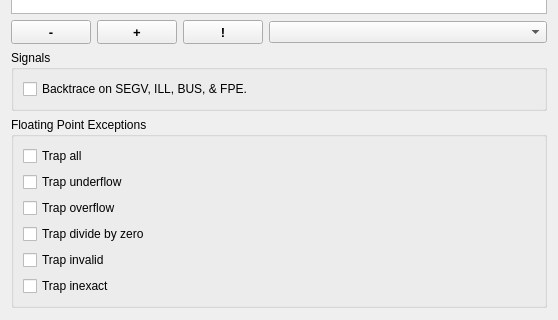
Qt form development/pqSQProcessMonitorForm.ui (burlen/SciberQuestToolKit) before a commit; both pictures show x 0 to 558 and y 203 to 523 of the 558 by 523 pixel window.
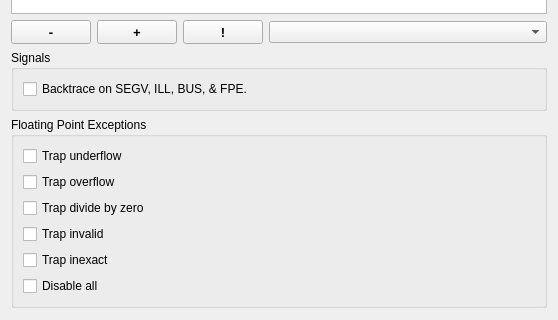
The same form after that commit.

Commit message: ENH: Added disable all fpe to process monitor ui.

Patch:
```diff
--- a/development/pqSQProcessMonitorForm.ui
+++ b/development/pqSQProcessMonitorForm.ui
@@ -248,13 +248,6 @@
       <string>Floating Point Exceptions</string>
      </property>
      <layout class="QVBoxLayout" name="verticalLayout_2">
-      <item>
-       <widget class="QCheckBox" name="fpeTrapAll">
-        <property name="text">
-         <string>Trap all</string>
-        </property>
-       </widget>
-      </item>
       <item>
        <widget class="QCheckBox" name="fpeTrapUnderflow">
         <property name="text">
@@ -290,6 +283,13 @@
         </property>
        </widget>
       </item>
+      <item>
+       <widget class="QCheckBox" name="fpeDisableAll">
+        <property name="text">
+         <string>Disable all</string>
+        </property>
+       </widget>
+      </item>
      </layout>
     </widget>
    </item>
```
Left out of the diff: 90 changed lines with no effect on the pictures. The commit also changes 2 other files.
